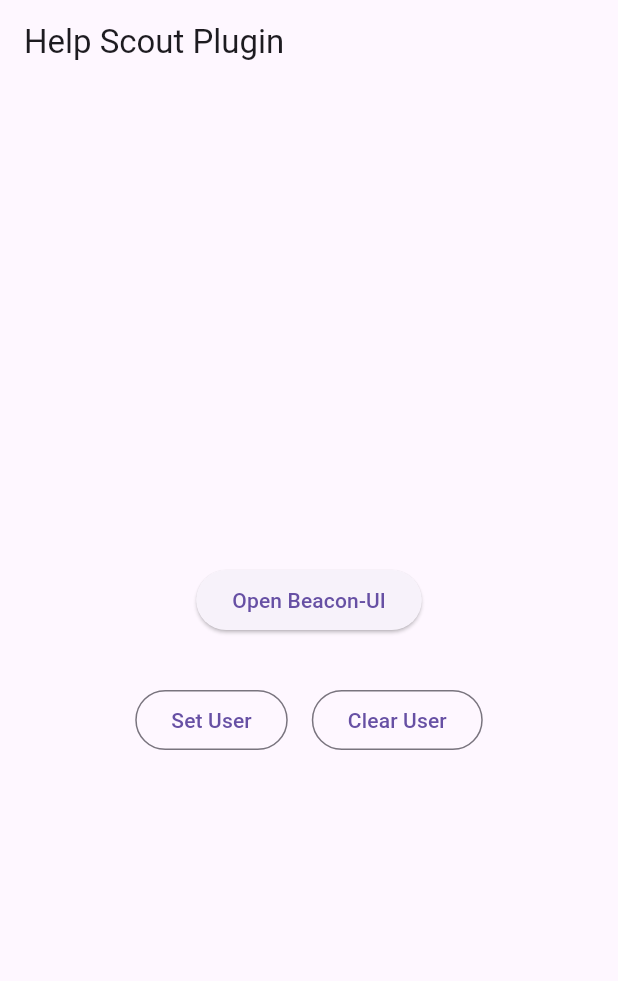
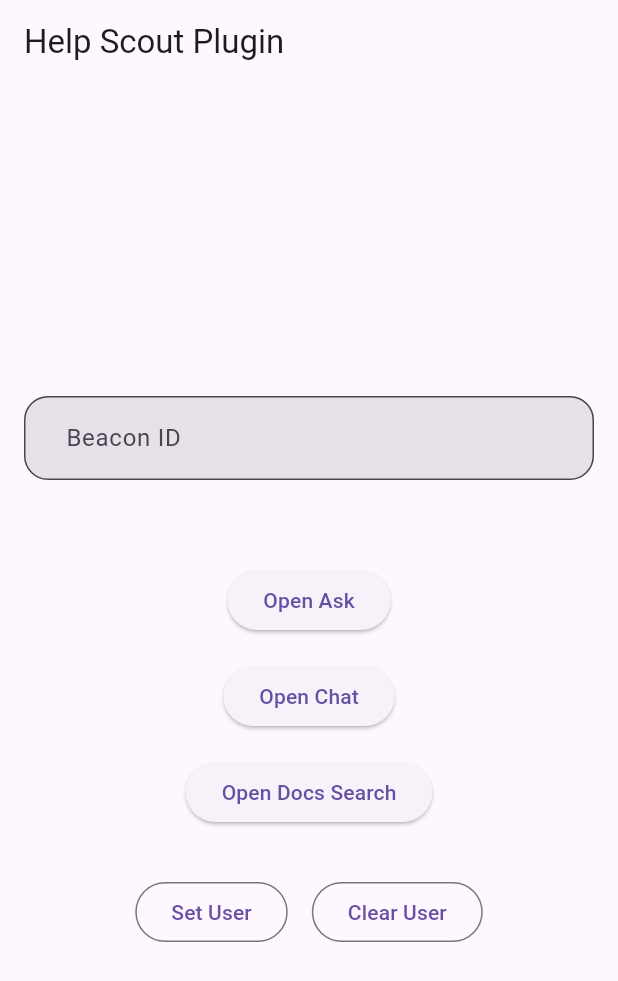
Before and after one commit to coodoo-io/help_scout_beacon, a Flutter app: the screen it shows after launch, after a tap on "Set User", on a phone screen of 412 x 824 dp. Shown: the top 981 px of the screen. Run offline on Flutter 3.47's test engine with Material 3 defaults, Android fonts, the phone set to English and light mode, and no system bars.

Commit message:
feat: improving demo

```diff
--- a/example/lib/main.dart
+++ b/example/lib/main.dart
@@ -7,9 +7,16 @@
   runApp(const MyApp());
 }
 
-class MyApp extends StatelessWidget {
+class MyApp extends StatefulWidget {
   const MyApp({super.key});
 
+  @override
+  State<MyApp> createState() => _MyAppState();
+}
+
+class _MyAppState extends State<MyApp> {
+  String _beaconId = "";
+  final HelpScoutBeacon _beacon = HelpScoutBeacon();
   @override
   Widget build(BuildContext context) {
     return MaterialApp(
@@ -21,13 +28,40 @@
           child: Column(
             mainAxisAlignment: MainAxisAlignment.center,
             children: [
+              // Enter your beacon id
+              Padding(
+                padding: const EdgeInsets.all(16.0),
+                child: TextFormField(
+                  onChanged: (value) => setState(() => _beaconId = value),
+                  decoration: const InputDecoration(
+                    border: OutlineInputBorder(borderRadius: BorderRadius.all(Radius.circular(16))),
+                    labelText: 'Beacon ID',
+                    hintText: 'Enter your beacon ID',
+                    contentPadding: EdgeInsets.symmetric(horizontal: 24, vertical: 16),
+                    filled: true,
+                  ),
+                ),
+              ),
+              const SizedBox(height: 40),
+
               // Start a beacon ui
               ElevatedButton(
                 onPressed: () =>
-                    HelpScoutBeacon.open(settings: HSBeaconSettings(beaconId: '3a08bb62-4a31-4d40-8cae-31c084c16c89')),
-                child: const Text('Open Beacon-UI'),
+                    _beacon.open(settings: HSBeaconSettings(beaconId: _beaconId), route: HSBeaconRoute.ask),
+                child: const Text('Open Ask'),
               ),
-
+              const SizedBox(height: 16),
+              ElevatedButton(
+                onPressed: () =>
+                    _beacon.open(settings: HSBeaconSettings(beaconId: _beaconId), route: HSBeaconRoute.chat),
+                child: const Text('Open Chat'),
+              ),
+              const SizedBox(height: 16),
+              ElevatedButton(
+                onPressed: () => _beacon.open(
+                    settings: HSBeaconSettings(beaconId: _beaconId), route: HSBeaconRoute.search, parameter: 'wann'),
+                child: const Text('Open Docs Search'),
+              ),
               const SizedBox(height: 32),
 
               // Clear everything
@@ -35,13 +69,13 @@
                 mainAxisAlignment: MainAxisAlignment.center,
                 children: [
                   OutlinedButton(
-                    onPressed: () => HelpScoutBeacon.identify(
-                        beaconUser: HSBeaconUser(email: "john.doe@example.com", name: "John Doe")),
+                    onPressed: () =>
+                        _beacon.identify(beaconUser: HSBeaconUser(email: "john.doe@example.com", name: "John Doe")),
                     child: const Text('Set User'),
                   ),
                   const SizedBox(width: 16),
                   OutlinedButton(
-                    onPressed: () => HelpScoutBeacon.logout(),
+                    onPressed: () => _beacon.logout(),
                     child: const Text('Clear User'),
                   ),
                 ],
--- a/lib/help_scout_beacon.dart
+++ b/lib/help_scout_beacon.dart
@@ -3,12 +3,12 @@
 /// Flutter plugin to talk to the Help Scout iOS/Android Beacon SDK
 class HelpScoutBeacon {
   /// Signs in with a Beacon user. This gives Beacon access to the user’s name, email address, and signature.
-  static Future<void> identify({required HSBeaconUser beaconUser}) async {
+  Future<void> identify({required HSBeaconUser beaconUser}) async {
     await HelpScoutBeaconApi().identify(beaconUser: beaconUser);
   }
 
   /// Opens the Beacon SDK from a specific view controller. The Beacon view controller will be presented as a modal.
-  static Future<void> open({
+  Future<void> open({
     required HSBeaconSettings settings,
     HSBeaconRoute route = HSBeaconRoute.ask,
     String? parameter,
@@ -17,7 +17,7 @@
   }
 
   /// Logs the current Beacon user out and clears out their information from local storage.
-  static Future<void> logout() async {
+  Future<void> logout() async {
     await HelpScoutBeaconApi().logout();
   }
 }
```
Also changed, not shown: 2 other files.
